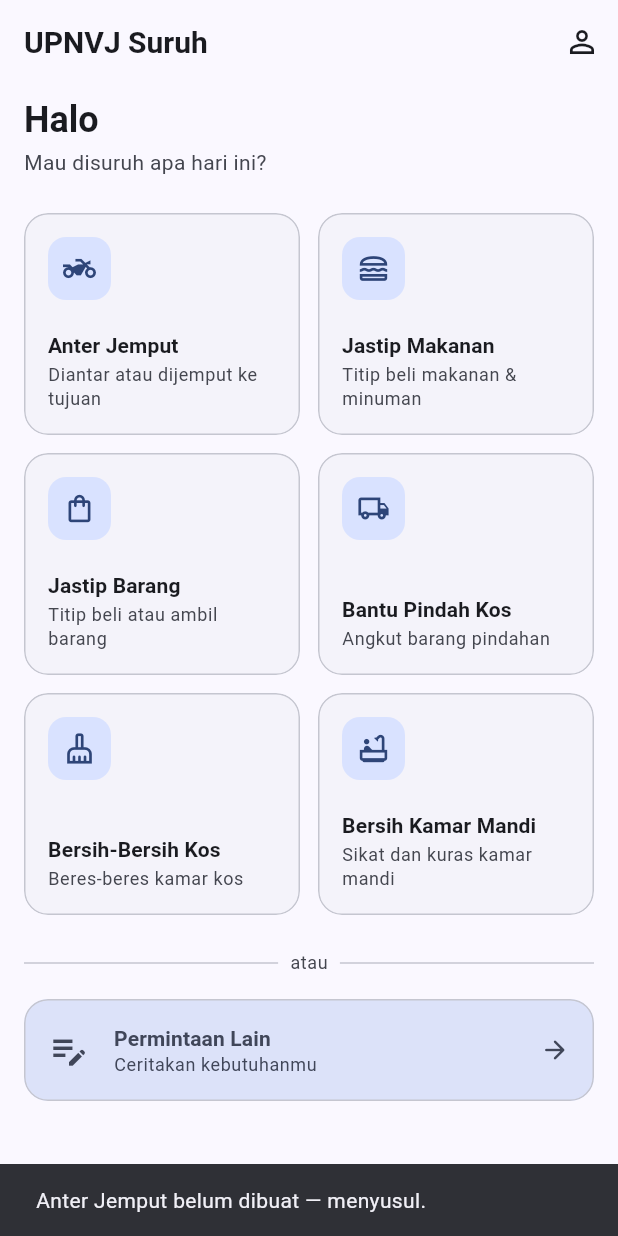
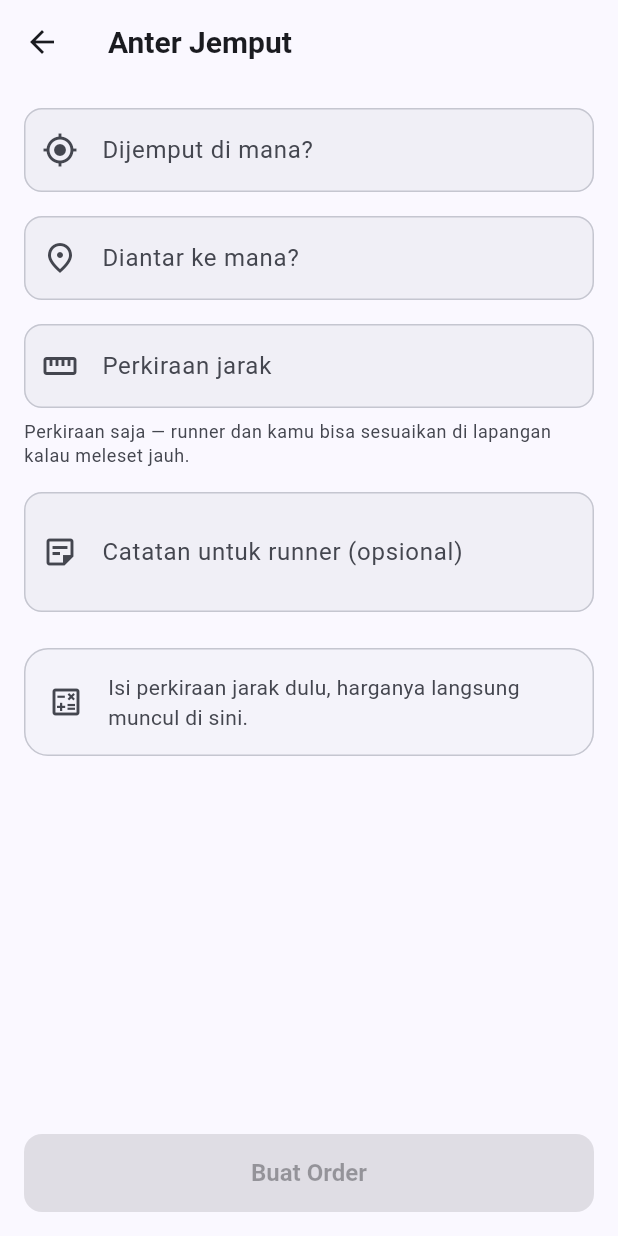
Before and after one commit to fahmiprasetio/UPNVJ_Suruh_MobileApp, a Flutter app: the screen it shows after launch, after a tap on "Anter Jemput", on a phone screen of 412 x 824 dp. Run offline on Flutter 3.47's test engine with Material 3 defaults, Android fonts, the phone set to English and light mode, and no system bars; our stand-ins replace flutter_riverpod, go_router; accounts and stored records are empty.

Commit message:
feat(mobile): form anter jemput dengan kalkulator harga Jalur A
Layar berkatalog pertama. Ciri Jalur A dipegang di sini: harga sudah pasti
sebelum order dibuat, jadi total berubah langsung sambil klien mengisi -
tidak ada fase menunggu penawaran (rencana capstone bagian 3).

Harga ditampilkan terurai (tarif dasar, ongkos jarak, total), bukan satu
angka gelap, supaya klien tidak perlu bertanya ke admin.

KalkulatorTarif dibuat sebagai fungsi murni tanpa ketergantungan Flutter
maupun jaringan, supaya bisa diuji langsung dan dipindahkan apa adanya ke
backend nanti.

Jarak diisi sendiri oleh klien sebagai perkiraan. Ini konsekuensi dari
alamat berupa teks bebas, bukan pin peta (bagian 14.8), tanpa peta,
sistem tidak punya cara menghitung jarak sendiri. Pemisah desimal menerima
koma maupun titik karena orang Indonesia mengetik "2,5".

Dua perbaikan yang ditemukan lewat tes:

- Spinner tombol tetap berputar selama dialog sukses terbuka, padahal
  pekerjaannya sudah selesai. Sekarang dimatikan sebelum dialog dibuka.
- GoRouter sebelumnya variabel global, sehingga riwayat navigasinya terbawa
  lintas instance aplikasi, bocor antar tes, dan nanti antar sesi login.
  Sekarang dibuat lewat routerProvider, jadi tiap ProviderScope dapat router
  bersih sendiri.

Angka tarif masih placeholder di TarifConfig sampai mitra menjawab.

flutter analyze bersih, 16 tes lolos.

```diff
--- a/mobile/lib/app.dart
+++ b/mobile/lib/app.dart
@@ -1,14 +1,15 @@
 import 'package:flutter/material.dart';
 import 'package:flutter_localizations/flutter_localizations.dart';
+import 'package:flutter_riverpod/flutter_riverpod.dart';
 
 import 'core/router/app_router.dart';
 import 'core/theme/app_theme.dart';
 
-class UpnvjSuruhApp extends StatelessWidget {
+class UpnvjSuruhApp extends ConsumerWidget {
   const UpnvjSuruhApp({super.key});
 
   @override
-  Widget build(BuildContext context) {
+  Widget build(BuildContext context, WidgetRef ref) {
     return MaterialApp.router(
       title: 'UPNVJ Suruh',
       debugShowCheckedModeBanner: false,
@@ -21,7 +22,7 @@ class UpnvjSuruhApp extends StatelessWidget {
         GlobalWidgetsLocalizations.delegate,
         GlobalCupertinoLocalizations.delegate,
       ],
-      routerConfig: appRouter,
+      routerConfig: ref.watch(routerProvider),
     );
   }
 }
--- a/mobile/lib/core/router/app_router.dart
+++ b/mobile/lib/core/router/app_router.dart
@@ -1,6 +1,8 @@
+import 'package:flutter_riverpod/flutter_riverpod.dart';
 import 'package:go_router/go_router.dart';
 
 import '../../features/klien/beranda/beranda_klien_screen.dart';
+import '../../features/klien/order_jalur_a/form_anter_jemput_screen.dart';
 
 /// Nama rute ditulis sebagai konstanta supaya tidak ada string jalur yang
 /// tersebar di dalam layar.
@@ -8,14 +10,27 @@ class Rute {
   const Rute._();
 
   static const String beranda = '/';
+  static const String formAnterJemput = '/order/anter-jemput';
 }
 
-final GoRouter appRouter = GoRouter(
+/// Router dibuat lewat provider, bukan variabel global.
+///
+/// GoRouter menyimpan riwayat navigasi di dalam dirinya. Sebagai variabel
+/// global, satu instance itu hidup selama proses berjalan dan posisinya
+/// terbawa ke mana-mana — antar tes, dan nanti antar sesi login. Lewat
+/// provider, setiap [ProviderScope] mendapat router bersih sendiri.
+final routerProvider = Provider<GoRouter>((ref) {
+  return GoRouter(
     initialLocation: Rute.beranda,
     routes: [
       GoRoute(
         path: Rute.beranda,
         builder: (context, state) => const BerandaKlienScreen(),
       ),
+      GoRoute(
+        path: Rute.formAnterJemput,
+        builder: (context, state) => const FormAnterJemputScreen(),
+      ),
     ],
   );
+});
--- /dev/null
+++ b/mobile/lib/domain/pricing/kalkulator_tarif.dart
@@ -0,0 +1,66 @@
+import 'package:flutter/foundation.dart';
+
+import '../../core/config/tarif_config.dart';
+
+/// Satu baris rincian pembentuk harga.
+///
+/// Harga Jalur A ditampilkan terurai, bukan sebagai satu angka gelap. Klien
+/// yang bisa melihat "tarif dasar sekian, jarak sekian" tidak perlu bertanya
+/// ke admin — dan itulah gunanya kalkulator harga otomatis.
+@immutable
+class RincianTarif {
+  const RincianTarif({required this.label, required this.nominal});
+
+  final String label;
+  final int nominal;
+}
+
+@immutable
+class HasilTarif {
+  const HasilTarif({required this.rincian, required this.total});
+
+  final List<RincianTarif> rincian;
+  final int total;
+}
+
+/// Kalkulator harga Jalur A.
+///
+/// Fungsi murni tanpa ketergantungan ke Flutter maupun jaringan, supaya bisa
+/// diuji langsung dan dipindahkan ke backend apa adanya nanti. Semua angkanya
+/// datang dari [TarifConfig] — jangan pernah menulis angka tarif di layar.
+class KalkulatorTarif {
+  const KalkulatorTarif._();
+
+  /// Anter jemput: tarif dasar + ongkos jarak.
+  ///
+  /// [jarakKm] diisi sendiri oleh klien sebagai perkiraan. Ini konsekuensi dari
+  /// keputusan memakai alamat teks bebas, bukan pin peta (rencana capstone
+  /// bagian 14.8) — tanpa peta, sistem tidak punya cara menghitung jarak
+  /// sendiri. Selisih kecil diselesaikan runner dan klien di lapangan.
+  static HasilTarif anterJemput({required double jarakKm}) {
+    final jarakDipakai = jarakKm.clamp(
+      TarifConfig.anjemJarakMinimalKm,
+      TarifConfig.anjemJarakMaksimalKm,
+    );
+    final ongkosJarak = (jarakDipakai * TarifConfig.anjemTarifPerKm).round();
+
+    return HasilTarif(
+      rincian: [
+        const RincianTarif(
+          label: 'Tarif dasar',
+          nominal: TarifConfig.anjemTarifDasar,
+        ),
+        RincianTarif(
+          label: 'Jarak ${_formatJarak(jarakDipakai)} km',
+          nominal: ongkosJarak,
+        ),
+      ],
+      total: TarifConfig.anjemTarifDasar + ongkosJarak,
+    );
+  }
+
+  static String _formatJarak(double jarak) =>
+      jarak == jarak.roundToDouble()
+      ? jarak.toStringAsFixed(0)
+      : jarak.toStringAsFixed(1).replaceAll('.', ',');
+}
--- a/mobile/lib/features/klien/beranda/beranda_klien_screen.dart
+++ b/mobile/lib/features/klien/beranda/beranda_klien_screen.dart
@@ -1,6 +1,8 @@
 import 'package:flutter/material.dart';
 import 'package:flutter_riverpod/flutter_riverpod.dart';
+import 'package:go_router/go_router.dart';
 
+import '../../../core/router/app_router.dart';
 import '../../../core/theme/app_theme.dart';
 import '../../../domain/enums.dart';
 import '../../../domain/service_catalog.dart';
@@ -63,7 +65,7 @@ class BerandaKlienScreen extends ConsumerWidget {
                 final layanan = layananKatalog[indeks];
                 return KartuLayanan(
                   layanan: layanan,
-                  onTap: () => _belumTersedia(context, layanan.nama),
+                  onTap: () => _bukaLayanan(context, layanan),
                 );
               },
             ),
@@ -78,6 +80,15 @@ class BerandaKlienScreen extends ConsumerWidget {
         ),
       ),
     );
+  }
+
+  void _bukaLayanan(BuildContext context, ServiceInfo layanan) {
+    switch (layanan.type) {
+      case ServiceType.anterJemput:
+        context.push(Rute.formAnterJemput);
+      case _:
+        _belumTersedia(context, layanan.nama);
+    }
   }
 
   /// Sementara, sampai layar form dibuat di langkah berikutnya.
--- /dev/null
+++ b/mobile/lib/features/klien/order_jalur_a/form_anter_jemput_screen.dart
@@ -0,0 +1,320 @@
+import 'package:flutter/material.dart';
+import 'package:flutter/services.dart';
+import 'package:flutter_riverpod/flutter_riverpod.dart';
+
+import '../../../core/config/tarif_config.dart';
+import '../../../core/format/formatters.dart';
+import '../../../core/theme/app_theme.dart';
+import '../../../domain/enums.dart';
+import '../../../domain/models/order.dart';
+import '../../../domain/pricing/kalkulator_tarif.dart';
+import '../../../providers/repository_providers.dart';
+import 'widgets/ringkasan_harga.dart';
+
+/// Form Jalur A untuk Anter Jemput.
+///
+/// Ciri Jalur A: harga sudah pasti sebelum order dibuat, jadi klien melihat
+/// totalnya berubah langsung sambil mengisi — tidak ada fase menunggu
+/// penawaran (rencana capstone bagian 3).
+class FormAnterJemputScreen extends ConsumerStatefulWidget {
+  const FormAnterJemputScreen({super.key});
+
+  @override
+  ConsumerState<FormAnterJemputScreen> createState() =>
+      _FormAnterJemputScreenState();
+}
+
+class _FormAnterJemputScreenState extends ConsumerState<FormAnterJemputScreen> {
+  final _formKey = GlobalKey<FormState>();
+  final _jemputController = TextEditingController();
+  final _tujuanController = TextEditingController();
+  final _jarakController = TextEditingController();
+  final _catatanController = TextEditingController();
+
+  bool _sedangMengirim = false;
+
+  @override
+  void dispose() {
+    _jemputController.dispose();
+    _tujuanController.dispose();
+    _jarakController.dispose();
+    _catatanController.dispose();
+    super.dispose();
+  }
+
+  /// `null` selama jarak belum diisi dengan angka yang masuk akal — harga
+  /// memang belum bisa dihitung, dan menampilkan Rp 0 akan menyesatkan.
+  HasilTarif? get _hasilTarif {
+    final jarak = _bacaJarak(_jarakController.text);
+    if (jarak == null) return null;
+    return KalkulatorTarif.anterJemput(jarakKm: jarak);
+  }
+
+  @override
+  Widget build(BuildContext context) {
+    final hasil = _hasilTarif;
+    final skema = Theme.of(context).colorScheme;
+
+    return Scaffold(
+      appBar: AppBar(title: const Text('Anter Jemput')),
+      body: SafeArea(
+        child: Form(
+          key: _formKey,
+          onChanged: () => setState(() {}),
+          child: ListView(
+            padding: const EdgeInsets.all(AppTheme.spasiSedang),
+            children: [
+              TextFormField(
+                controller: _jemputController,
+                textCapitalization: TextCapitalization.sentences,
+                maxLines: 2,
+                minLines: 1,
+                decoration: const InputDecoration(
+                  labelText: 'Dijemput di mana?',
+                  hintText: 'Kos Melati, Jl. Pondok Labu Raya No. 12',
+                  prefixIcon: Icon(Icons.my_location_outlined),
+                ),
+                validator: (nilai) => _wajibAlamat(nilai, 'jemput'),
+              ),
+              const SizedBox(height: AppTheme.spasiSedang),
+              TextFormField(
+                controller: _tujuanController,
+                textCapitalization: TextCapitalization.sentences,
+                maxLines: 2,
+                minLines: 1,
+                decoration: const InputDecoration(
+                  labelText: 'Diantar ke mana?',
+                  hintText: 'Gedung Fakultas Ilmu Komputer UPNVJ',
+                  prefixIcon: Icon(Icons.place_outlined),
+                ),
+                validator: (nilai) => _wajibAlamat(nilai, 'tujuan'),
+              ),
+              const SizedBox(height: AppTheme.spasiSedang),
+              TextFormField(
+                controller: _jarakController,
+                keyboardType: const TextInputType.numberWithOptions(
+                  decimal: true,
+                ),
+                inputFormatters: [
+                  FilteringTextInputFormatter.allow(RegExp(r'[0-9.,]')),
+                ],
+                decoration: const InputDecoration(
+                  labelText: 'Perkiraan jarak',
+                  suffixText: 'km',
+                  prefixIcon: Icon(Icons.straighten_outlined),
+                ),
+                validator: _validasiJarak,
+              ),
+              const SizedBox(height: AppTheme.spasiKecil),
+              Text(
+                'Perkiraan saja — runner dan kamu bisa sesuaikan di lapangan '
+                'kalau meleset jauh.',
+                style: Theme.of(
+                  context,
+                ).textTheme.bodySmall?.copyWith(color: skema.onSurfaceVariant),
+              ),
+              const SizedBox(height: AppTheme.spasiSedang),
+              TextFormField(
+                controller: _catatanController,
+                textCapitalization: TextCapitalization.sentences,
+                maxLines: 3,
+                minLines: 1,
+                decoration: const InputDecoration(
+                  labelText: 'Catatan untuk runner (opsional)',
+                  hintText: 'Tunggu di gerbang depan, pakai jaket merah',
+                  prefixIcon: Icon(Icons.sticky_note_2_outlined),
+                ),
+              ),
+              const SizedBox(height: AppTheme.spasiBesar),
+              if (hasil == null)
+                const _HargaBelumBisaDihitung()
+              else
+                RingkasanHarga(hasil: hasil),
+            ],
+          ),
+        ),
+      ),
+      bottomNavigationBar: _BilahBuatOrder(
+        total: hasil?.total,
+        sedangMengirim: _sedangMengirim,
+        onTekan: hasil == null ? null : _buatOrder,
+      ),
+    );
+  }
+
+  Future<void> _buatOrder() async {
+    if (!_formKey.currentState!.validate()) return;
+
+    final hasil = _hasilTarif;
+    final user = ref.read(userAktifProvider).value;
+    if (hasil == null || user == null) return;
+
+    setState(() => _sedangMengirim = true);
+
+    final Order order;
+    try {
+      order = await ref
+          .read(orderRepositoryProvider)
+          .buatOrderJalurA(
+            klienId: user.id,
+            serviceType: ServiceType.anterJemput,
+            harga: hasil.total,
+            deskripsi: _catatanController.text.trim().isEmpty
+                ? null
+                : _catatanController.text.trim(),
+            alamatJemput: _jemputController.text.trim(),
+            alamatTujuan: _tujuanController.text.trim(),
+          );
+    } catch (galat) {
+      if (!mounted) return;
+      setState(() => _sedangMengirim = false);
+      ScaffoldMessenger.of(context)
+        ..hideCurrentSnackBar()
+        ..showSnackBar(SnackBar(content: Text('Order gagal dibuat: $galat')));
+      return;
+    }
+
+    if (!mounted) return;
+    // Spinner dimatikan sebelum dialog dibuka. Kalau tidak, tombol di
+    // belakang dialog terus berputar seolah masih ada pekerjaan berjalan.
+    setState(() => _sedangMengirim = false);
+
+    await _tampilkanOrderDibuat(order);
+    if (!mounted) return;
+    Navigator.of(context).pop();
+  }
+
+  Future<void> _tampilkanOrderDibuat(Order order) {
+    return showDialog<void>(
+      context: context,
+      builder: (context) => AlertDialog(
+        icon: const Icon(Icons.check_circle_outline, size: 36),
+        title: Text('Order ${order.kodeOrder} dibuat'),
+        content: Text(
+          'Totalnya ${formatRupiah(order.harga)}. Langkah berikutnya adalah '
+          'pembayaran — layarnya belum dibuat, menyusul.',
+        ),
+        actions: [
+          FilledButton(
+            onPressed: () => Navigator.of(context).pop(),
+            child: const Text('Mengerti'),
+          ),
+        ],
+      ),
+    );
+  }
+
+  static String? _wajibAlamat(String? nilai, String jenis) {
+    final bersih = nilai?.trim() ?? '';
+    if (bersih.isEmpty) return 'Alamat $jenis wajib diisi';
+    if (bersih.length < 5) return 'Tulis alamat $jenis lebih jelas';
+    return null;
+  }
+
+  static String? _validasiJarak(String? nilai) {
+    final bersih = nilai?.trim() ?? '';
+    if (bersih.isEmpty) return 'Perkiraan jarak wajib diisi';
+    final jarak = _bacaJarak(bersih);
+    if (jarak == null) return 'Isi dengan angka, misalnya 2,5';
+    if (jarak > TarifConfig.anjemJarakMaksimalKm) {
+      return 'Di atas ${TarifConfig.anjemJarakMaksimalKm.round()} km belum '
+          'dilayani — pakai Permintaan Lain';
+    }
+    return null;
+  }
+
+  /// Menerima koma maupun titik sebagai pemisah desimal, karena orang
+  /// Indonesia mengetik "2,5" sedangkan [double.tryParse] menuntut "2.5".
+  static double? _bacaJarak(String teks) {
+    final angka = double.tryParse(teks.trim().replaceAll(',', '.'));
+    if (angka == null || angka <= 0) return null;
+    return angka;
+  }
+}
+
+class _HargaBelumBisaDihitung extends StatelessWidget {
+  const _HargaBelumBisaDihitung();
+
+  @override
+  Widget build(BuildContext context) {
+    final skema = Theme.of(context).colorScheme;
+    return Card(
+      child: Padding(
+        padding: const EdgeInsets.all(AppTheme.spasiSedang),
+        child: Row(
+          children: [
+            Icon(Icons.calculate_outlined, color: skema.onSurfaceVariant),
+            const SizedBox(width: AppTheme.spasiSedang),
+            Expanded(
+              child: Text(
+                'Isi perkiraan jarak dulu, harganya langsung muncul di sini.',
+                style: Theme.of(
+                  context,
+                ).textTheme.bodyMedium?.copyWith(color: skema.onSurfaceVariant),
+              ),
+            ),
+          ],
+        ),
+      ),
+    );
+  }
+}
+
+class _BilahBuatOrder extends StatelessWidget {
+  const _BilahBuatOrder({
+    required this.total,
+    required this.sedangMengirim,
+    required this.onTekan,
+  });
+
+  final int? total;
+  final bool sedangMengirim;
+  final VoidCallback? onTekan;
+
+  @override
+  Widget build(BuildContext context) {
+    final skema = Theme.of(context).colorScheme;
+
+    return SafeArea(
+      child: Padding(
+        padding: const EdgeInsets.all(AppTheme.spasiSedang),
+        child: Column(
+          mainAxisSize: MainAxisSize.min,
+          children: [
+            if (total != null)
+              Padding(
+                padding: const EdgeInsets.only(bottom: AppTheme.spasiKecil),
+                child: Row(
+                  mainAxisAlignment: MainAxisAlignment.spaceBetween,
+                  children: [
+                    Text(
+                      'Bayar nanti',
+                      style: Theme.of(context).textTheme.bodyMedium?.copyWith(
+                        color: skema.onSurfaceVariant,
+                      ),
+                    ),
+                    Text(
+                      formatRupiah(total),
+                      style: Theme.of(context).textTheme.titleMedium?.copyWith(
+                        fontWeight: FontWeight.w700,
+                      ),
+                    ),
+                  ],
+                ),
+              ),
+            FilledButton(
+              onPressed: sedangMengirim ? null : onTekan,
+              child: sedangMengirim
+                  ? const SizedBox(
+                      height: 20,
+                      width: 20,
+                      child: CircularProgressIndicator(strokeWidth: 2),
+                    )
+                  : const Text('Buat Order'),
+            ),
+          ],
+        ),
+      ),
+    );
+  }
+}
```
Also changed, not shown: mobile/lib/features/klien/order_jalur_a/widgets/ringkasan_harga.dart (added, +63 -0 lines), 4 other files. Lines whose indentation alone changed are shown as unchanged.
